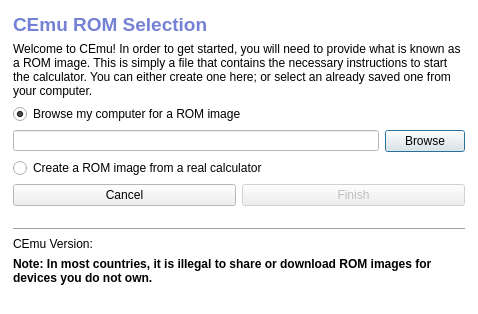
Old version of the form gui/qt/romselection.ui in the repository CE-Programming/CEmu.
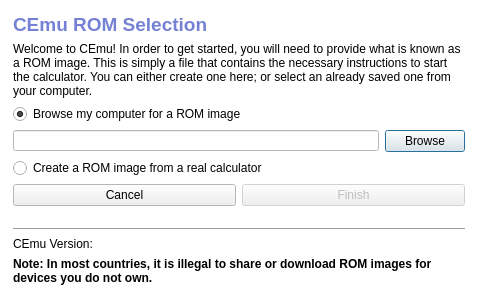
New version of the form. The open tabs and pages were chosen to show the change. Icons and pictures are not drawn.

Patch:
```diff
--- a/gui/qt/romselection.ui
+++ b/gui/qt/romselection.ui
@@ -10,7 +10,7 @@
     <x>0</x>
     <y>0</y>
     <width>478</width>
-    <height>314</height>
+    <height>298</height>
    </rect>
   </property>
   <property name="sizePolicy">
```
Left out of the diff: 5 changed lines with no effect on the pictures.
